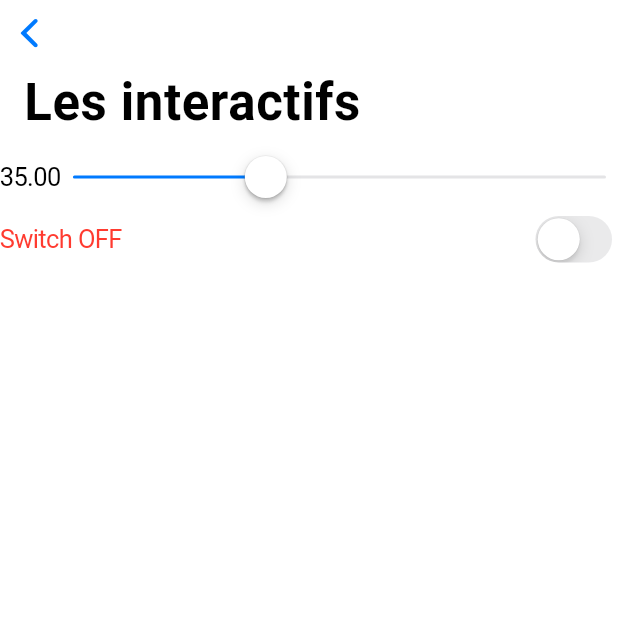
After one commit to KifK2f/cupertino, a Flutter app: the IosInteractif screen opened directly, on a phone screen of 412 x 824 dp, the top half of it. The commit adds this screen. Run offline on Flutter 3.47's test engine with Material 3 defaults, Android fonts, the phone set to English and light mode, and no system bars.

Commit message:
CupertinoSlider et CupertinoSwitch Ok

```diff
--- /dev/null
+++ b/lib/ios_material/ios_interactifs.dart
@@ -0,0 +1,71 @@
+import 'package:flutter/cupertino.dart';
+
+class IosInteractif extends StatefulWidget {
+  const IosInteractif({super.key});
+
+
+  @override
+  State<StatefulWidget> createState() {
+    return _InteractifState();
+  }
+
+}
+
+class _InteractifState extends State<IosInteractif> {
+
+  //Values
+  double _sliderValue = 35;
+  bool isOn = false;
+
+  //méthods for updates
+  void _updateSlider(double newValue){
+    setState(() {
+      _sliderValue = newValue;
+    });
+  }
+
+  void _updateSwitch(bool newValue){
+    setState(() {
+      isOn = newValue;
+    });
+  }
+
+  //build
+  @override
+  Widget build(BuildContext context) {
+    return CupertinoPageScaffold(
+      child: CustomScrollView(
+        slivers: [
+          const CupertinoSliverNavigationBar(
+            largeTitle: Text("Les interactifs"),
+          ),
+          SliverFillRemaining(
+            child: Column(
+              children: [
+                Row(
+                  children: [
+                    Text(_sliderValue.toStringAsFixed(2)),
+                   Expanded(
+                     child:  CupertinoSlider(value: _sliderValue,
+                       min: 0,
+                       max: 100,
+                       onChanged: _updateSlider),
+                   )
+                  ],
+                ),
+                Row(
+                  mainAxisAlignment: MainAxisAlignment.spaceBetween,
+                  children: [
+                    Text(isOn ? "Switch ON" : "Switch OFF", style: TextStyle(color: isOn ? CupertinoColors.systemGreen : CupertinoColors.systemRed),),
+                    CupertinoSwitch(value: isOn, onChanged: _updateSwitch)
+                  ],
+                )
+              ],
+            ),
+          )
+        ],
+      ),
+    );
+  }
+
+}
--- a/lib/ios_material/ios_scaffold.dart
+++ b/lib/ios_material/ios_scaffold.dart
@@ -1,3 +1,4 @@
+import 'package:cupertino/ios_material/ios_interactifs.dart';
 import 'package:flutter/cupertino.dart';
 import 'package:flutter/material.dart';
 
@@ -20,6 +21,7 @@ class _IOSPageScaffoldState extends State<IosPageScaffold> {
     return CupertinoPageScaffold(
       navigationBar: CupertinoNavigationBar(
         middle:  Text("Application iOS"),
+        automaticBackgroundVisibility: false,
       ),
       // navigationBar: CupertinoNavigationBar(
       //   middle:  Text("iOS Baby"),
@@ -49,9 +51,10 @@ class _IOSPageScaffoldState extends State<IosPageScaffold> {
               CupertinoButton(
                 // pressedOpacity: 0.8,
                 // color: CupertinoColors.systemTeal,
-                  child: const Text("Cupertino button simple"),
+                  child: const Text("Apprendre les interactifs "),
                   onPressed: () {
-
+                      final CupertinoPageRoute route = CupertinoPageRoute(builder: ((context) => const IosInteractif()));
+                      Navigator.push(context, route);
                   }
               ),
               CupertinoButton.filled(
```
